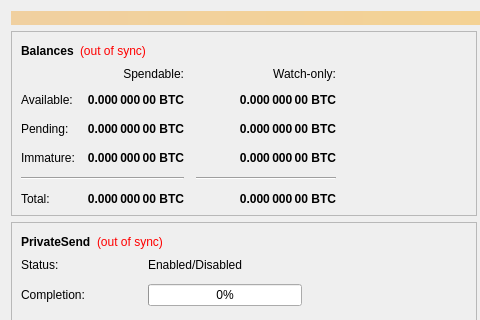
This is src/qt/forms/overviewpage.ui in devilking6105/HTH as Qt 5 draws it before an edit; both pictures show x 0 to 480 and y 0 to 320 of the 960 by 585 pixel window. The edited form follows.
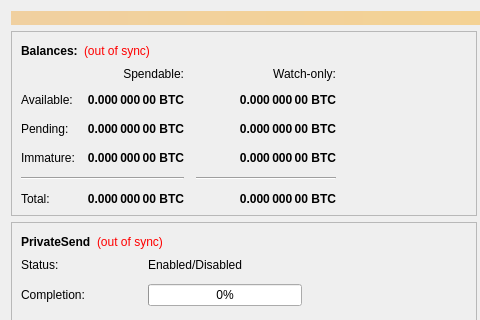
This is the edited form.

Diff of the .ui file:
```diff
--- a/src/qt/forms/overviewpage.ui
+++ b/src/qt/forms/overviewpage.ui
@@ -63,7 +63,7 @@
                </font>
               </property>
               <property name="text">
-               <string>Balances</string>
+               <string>Balances:</string>
               </property>
              </widget>
             </item>
```
